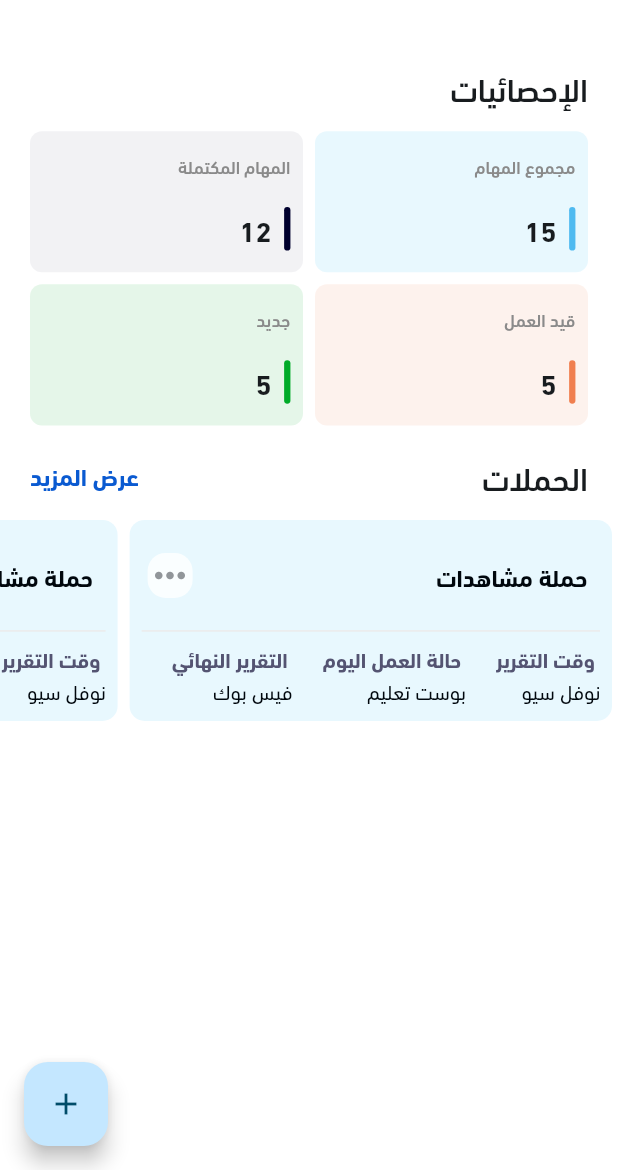
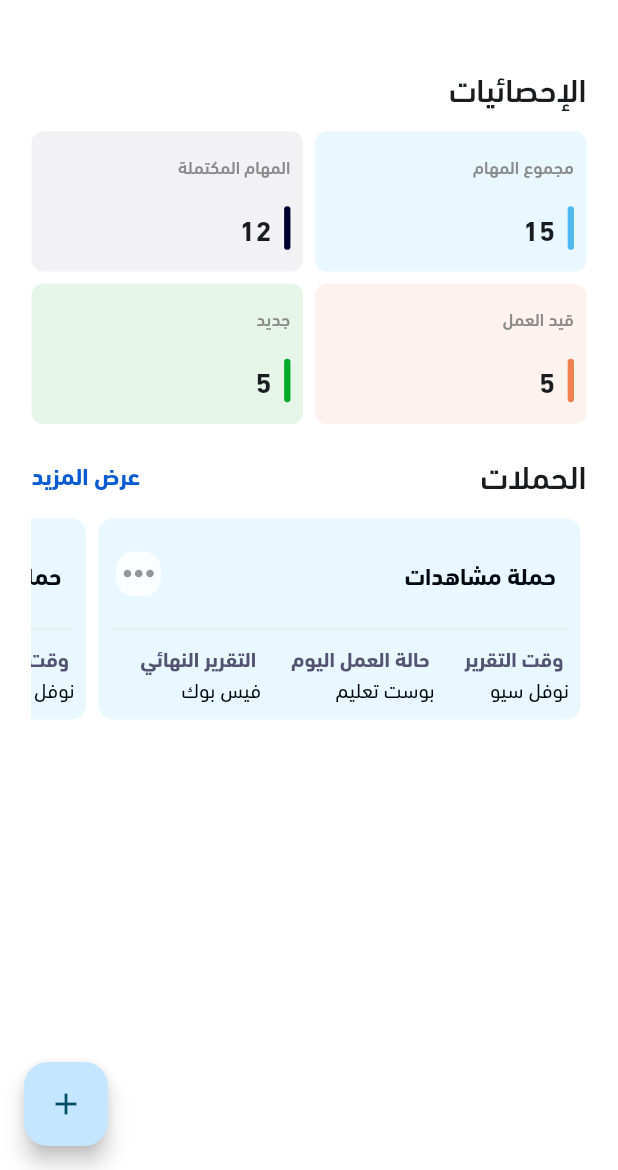
Before and after one commit to nofalseo-omar/nofal_crm_app, a Flutter app: the SeoScreen screen opened by its route, on a phone screen of 412 x 824 dp, the part 66-1236 px from its top. Run offline on Flutter 3.47's test engine with Material 3 defaults, Android fonts, the phone set to English and light mode, and no system bars; our stand-ins replace awesome_notifications, blur, cached_network_image, dartz, dio, dotted_border and 8 more; missing offline and left inert: face_pile, gauge_indicator, hmb_tooltip, super_tooltip; accounts and stored records are empty.

Commit message:
reformat seo screen

```diff
--- a/lib/features/seo/home_seo/view/screen/seo_screen.dart
+++ b/lib/features/seo/home_seo/view/screen/seo_screen.dart
@@ -41,11 +41,8 @@ class SeoScreen extends StatelessWidget {
         ],
       ),
       backgroundColor: Colors.white,
-      body: Column(
-        crossAxisAlignment: CrossAxisAlignment.start,
-        children: [
-          Padding(
-            padding: const EdgeInsets.symmetric(horizontal: 20.0),
+      body: Padding(
+        padding: EdgeInsets.symmetric(horizontal: 20.w),
         child: Column(
           crossAxisAlignment: CrossAxisAlignment.start,
           children: [
@@ -72,9 +69,6 @@ class SeoScreen extends StatelessWidget {
                 )
               ],
             ),
-              ],
-            ),
-          ),
             12.verticalSpace,
             SizedBox(
               child: SingleChildScrollView(
@@ -100,6 +94,7 @@ class SeoScreen extends StatelessWidget {
             )
           ],
         ),
+      ),
     );
   }
 }
```
Lines whose indentation alone changed are shown as unchanged.
